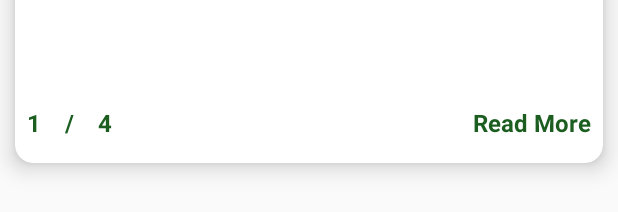
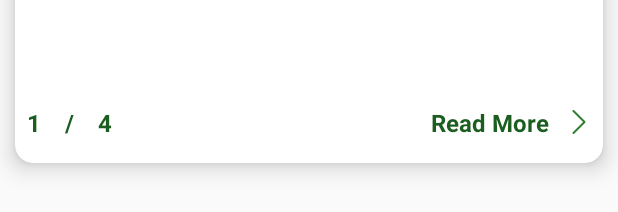
Before and after one commit to traversebd/calorie_hunter, an Android app: the layout adapter_recycler_health_tips_list.xml on its own in the app's theme, with its tools: preview values and no code run, on a phone screen of 412 x 824 dp. Shown: the part 247-459 px from the top of the screen. Run offline under Robolectric (Android 15) with nearby library versions, the phone set to English and light mode, and no system bars.

Commit message:
health tips list load part1

```diff
--- a/app/src/main/java/com/traversebd/calorie_hunter/db/MasterDB.java
+++ b/app/src/main/java/com/traversebd/calorie_hunter/db/MasterDB.java
@@ -10,15 +10,18 @@ import androidx.sqlite.db.SupportSQLiteDatabase;
 import com.traversebd.calorie_hunter.R;
 import com.traversebd.calorie_hunter.db.calculatecalorie.CalorieDao;
 import com.traversebd.calorie_hunter.db.food.FoodDao;
+import com.traversebd.calorie_hunter.db.healthtips.HealthTipsDao;
 import com.traversebd.calorie_hunter.models.calculatecalorie.Calorie;
 import com.traversebd.calorie_hunter.models.food.FoodItem;
+import com.traversebd.calorie_hunter.models.healthtips.HealthTips;
 
-@Database(entities = {FoodItem.class, Calorie.class},version = 1)
+@Database(entities = {FoodItem.class, Calorie.class, HealthTips.class},version = 1)
 public abstract class MasterDB extends RoomDatabase {
     private static MasterDB masterDB;
 
     public abstract FoodDao foodDao();
     public abstract CalorieDao calorieDao();
+    public abstract HealthTipsDao healthTipsDao();
 
     //region get single-tone async task
     public static synchronized MasterDB getInstance(Context context){
--- a/app/src/main/java/com/traversebd/calorie_hunter/models/healthtips/HealthTips.java
+++ b/app/src/main/java/com/traversebd/calorie_hunter/models/healthtips/HealthTips.java
@@ -1,7 +1,9 @@
 package com.traversebd.calorie_hunter.models.healthtips;
 
+import androidx.room.Entity;
 import androidx.room.PrimaryKey;
 
+@Entity
 public class HealthTips {
     @PrimaryKey(autoGenerate = true)
     private int Id;
--- a/app/src/main/res/layout/activity_health_tips_list.xml
+++ b/app/src/main/res/layout/activity_health_tips_list.xml
@@ -193,10 +193,11 @@
                 <com.yarolegovich.discretescrollview.DiscreteScrollView
                     android:id="@+id/healthTipsSlider"
                     android:layout_width="match_parent"
-                    android:layout_height="wrap_content"
+                    android:layout_height="match_parent"
                     android:layout_gravity="center"
                     android:layout_marginLeft="16dp"
                     android:layout_marginRight="16dp"
+                    android:layout_marginBottom="16dp"
                     app:dsv_orientation="horizontal" />
 
             </LinearLayout>
--- a/app/src/main/res/layout/adapter_recycler_health_tips_list.xml
+++ b/app/src/main/res/layout/adapter_recycler_health_tips_list.xml
@@ -103,7 +103,7 @@
                 android:id="@+id/ReadMore"
                 android:layout_width="wrap_content"
                 android:layout_height="wrap_content"
-                android:layout_alignParentRight="true"
+                android:layout_toLeftOf="@id/ReadMoreImgView"
                 android:layout_margin="4dp"
                 android:padding="4dp"
                 android:text="@string/read_more"
@@ -113,6 +113,17 @@
                 android:ellipsize="end"
                 android:textSize="16sp"/>
 
+            <ImageView
+                android:id="@+id/ReadMoreImgView"
+                android:layout_width="24dp"
+                android:layout_height="24dp"
+                android:layout_alignParentRight="true"
+                android:src="@drawable/ic_right_arrow_green"
+                android:layout_centerVertical="true"
+                android:layout_marginTop="4dp"
+                android:layout_marginRight="4dp"
+                android:padding="4dp"/>
+
         </RelativeLayout>
 
     </LinearLayout>
```
Also changed, not shown: app/src/main/java/com/traversebd/calorie_hunter/activities/healthtips/HealthTipsListActivity.java (+7 -7 lines), app/src/main/java/com/traversebd/calorie_hunter/adapters/HealthTipsSliderAdapter.java (+18 -1 lines), app/src/main/java/com/traversebd/calorie_hunter/db/healthtips/HealthRepository.java (added, +35 -0 lines), app/src/main/java/com/traversebd/calorie_hunter/db/healthtips/HealthTipsDao.java (added, +11 -0 lines), app/src/main/java/com/traversebd/calorie_hunter/db/healthtips/HealthTipsViewModel.java (added, +21 -0 lines).
